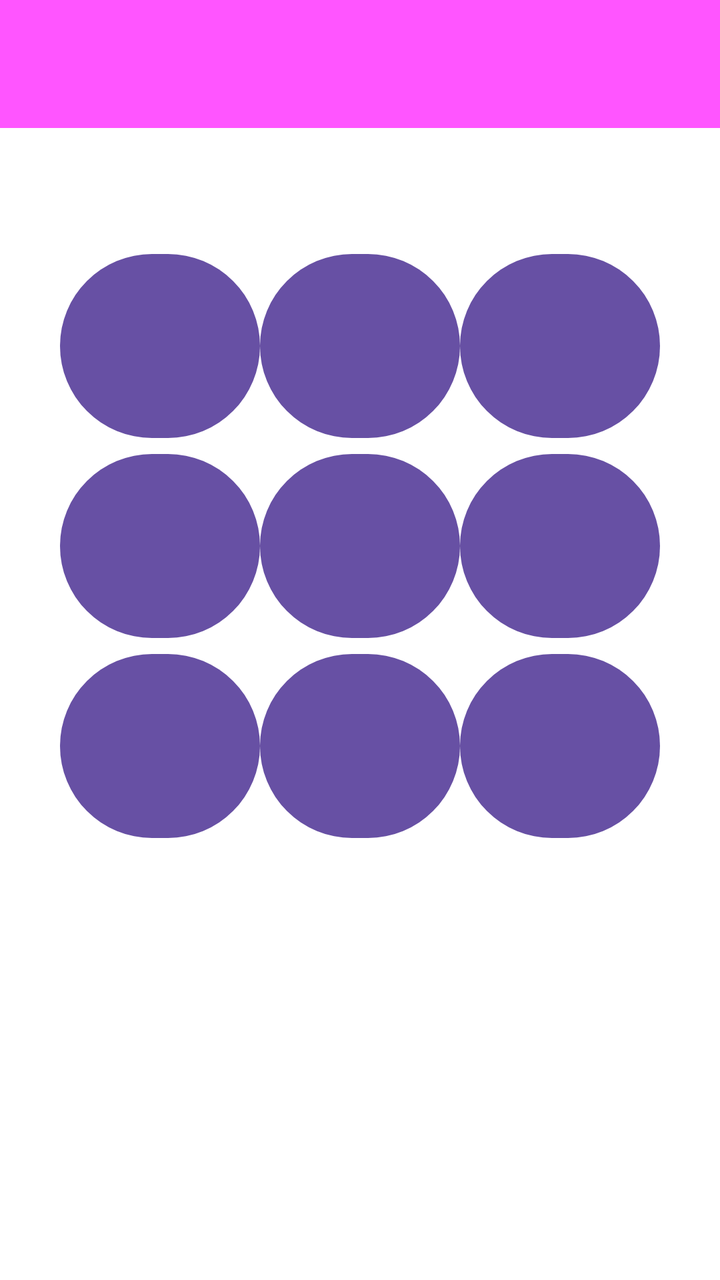
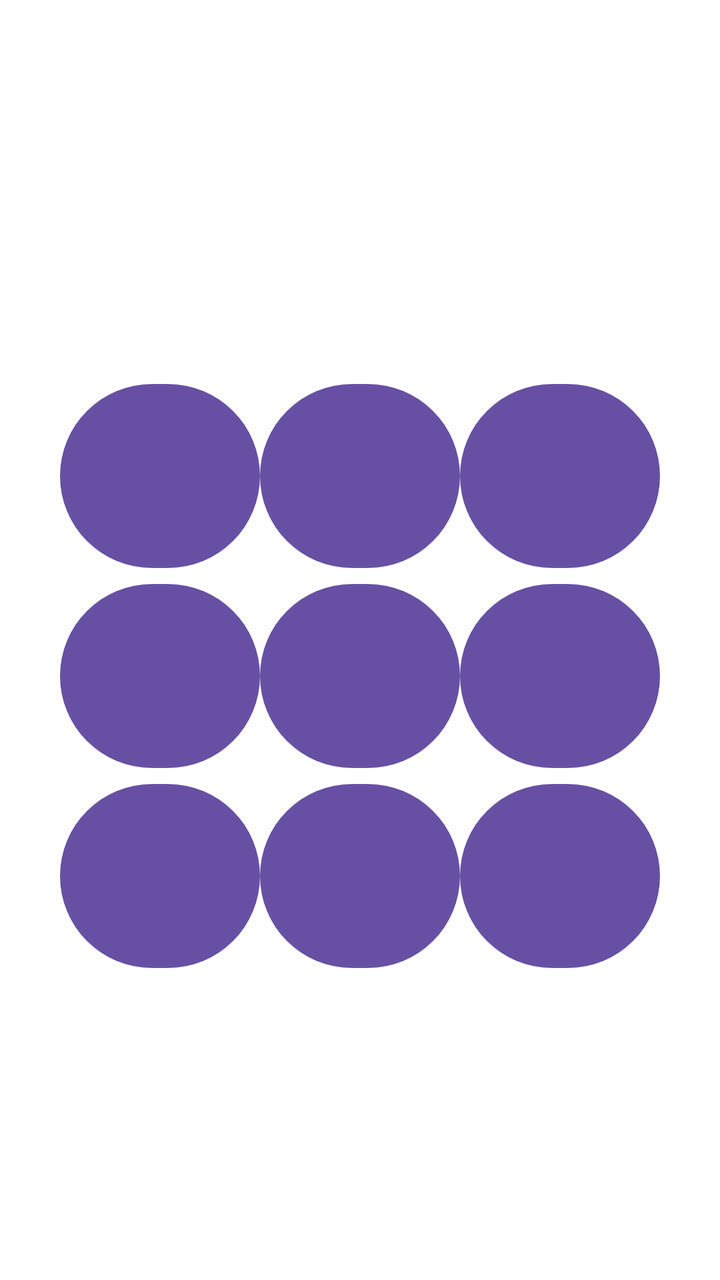

Two renders of the same Android screen: before a commit and after it. Below are the layout's source before the change and the commit's diff.
<!-- AndroidManifest.xml: application theme Theme.TicTacToe -->
<!-- res/layout/activity_game.xml -->
<?xml version="1.0" encoding="utf-8"?>
<LinearLayout xmlns:android="http://schemas.android.com/apk/res/android"
    android:id="@+id/game_root"
    android:fitsSystemWindows="true"
    android:layout_width="match_parent"
    android:layout_height="match_parent"
    android:background="@color/white"
    android:orientation="vertical">

    <androidx.appcompat.widget.Toolbar
        android:id="@+id/game_toolbar"
        android:layout_width="match_parent"
        android:layout_height="wrap_content"
        android:background="@color/purple"
        android:theme="@style/ThemeOverlay.AppCompat.Dark.ActionBar" />


    <TextView
        android:id="@+id/status_text"
        android:layout_width="match_parent"
        android:layout_height="wrap_content"
        android:gravity="center"
        android:padding="16dp"
        android:textSize="20sp" />

    <TableLayout
        android:id="@+id/board"
        android:layout_width="wrap_content"
        android:layout_height="wrap_content"
        android:layout_gravity="center_horizontal">
        <TableRow>
            <Button
                android:layout_width="100dp"
                android:layout_height="100dp"
                android:textSize="32sp" />
            <Button
                android:layout_width="100dp"
                android:layout_height="100dp"
                android:textSize="32sp" />
            <Button
                android:layout_width="100dp"
                android:layout_height="100dp"
                android:textSize="32sp" />
        </TableRow>
        <TableRow>
            <Button
                android:layout_width="100dp"
                android:layout_height="100dp"
                android:textSize="32sp" />
            <Button
                android:layout_width="100dp"
                android:layout_height="100dp"
                android:textSize="32sp" />
            <Button
                android:layout_width="100dp"
                android:layout_height="100dp"
                android:textSize="32sp" />
        </TableRow>
        <TableRow>
            <Button
                android:layout_width="100dp"
                android:layout_height="100dp"
                android:textSize="32sp" />
            <Button
                android:layout_width="100dp"
                android:layout_height="100dp"
                android:textSize="32sp" />
            <Button
                android:layout_width="100dp"
                android:layout_height="100dp"
                android:textSize="32sp" />
        </TableRow>
    </TableLayout>

    <Button
        android:id="@+id/new_game_button"
        android:layout_width="wrap_content"
        android:layout_height="wrap_content"
        android:layout_gravity="center_horizontal"
        android:layout_marginTop="24dp"
        android:text="@string/start_button"
        android:visibility="gone" />
</LinearLayout>
<!-- resources referenced by this layout -->
<resources>
  <color name="purple">#FF55FF</color>
  <color name="white">#FFFFFFFF</color>
  <string name="start_button">Start game</string>
  <style name="Theme.TicTacToe" parent="Base.Theme.TicTacToe" />
  <style name="Base.Theme.TicTacToe" parent="Theme.Material3.DayNight.NoActionBar">
          
          
      </style>
</resources>

<!-- the commit's change to res/layout/activity_game.xml (unified diff, before → after) -->
@@ -1,33 +1,40 @@
 <?xml version="1.0" encoding="utf-8"?>
-<LinearLayout xmlns:android="http://schemas.android.com/apk/res/android"
+<androidx.constraintlayout.widget.ConstraintLayout xmlns:android="http://schemas.android.com/apk/res/android"
+    xmlns:app="http://schemas.android.com/apk/res-auto"
     android:id="@+id/game_root"
-    android:fitsSystemWindows="true"
     android:layout_width="match_parent"
     android:layout_height="match_parent"
     android:background="@color/white"
-    android:orientation="vertical">
+    android:fitsSystemWindows="true">
 
     <androidx.appcompat.widget.Toolbar
         android:id="@+id/game_toolbar"
         android:layout_width="match_parent"
         android:layout_height="wrap_content"
-        android:background="@color/purple"
-        android:theme="@style/ThemeOverlay.AppCompat.Dark.ActionBar" />
-
+        app:layout_constraintEnd_toEndOf="parent"
+        app:layout_constraintStart_toStartOf="parent"
+        app:layout_constraintTop_toTopOf="parent" />
 
     <TextView
         android:id="@+id/status_text"
-        android:layout_width="match_parent"
+        android:layout_width="0dp"
         android:layout_height="wrap_content"
         android:gravity="center"
         android:padding="16dp"
-        android:textSize="20sp" />
+        android:textSize="20sp"
+        app:layout_constraintEnd_toEndOf="parent"
+        app:layout_constraintStart_toStartOf="parent"
+        app:layout_constraintTop_toBottomOf="@id/game_toolbar" />
 
     <TableLayout
         android:id="@+id/board"
         android:layout_width="wrap_content"
         android:layout_height="wrap_content"
-        android:layout_gravity="center_horizontal">
+        app:layout_constraintBottom_toBottomOf="parent"
+        app:layout_constraintEnd_toEndOf="parent"
+        app:layout_constraintStart_toStartOf="parent"
+        app:layout_constraintTop_toBottomOf="@id/status_text"
+        app:layout_constraintVertical_bias="0.3">
         <TableRow>
             <Button
                 android:layout_width="100dp"
@@ -76,8 +83,11 @@
         android:id="@+id/new_game_button"
         android:layout_width="wrap_content"
         android:layout_height="wrap_content"
-        android:layout_gravity="center_horizontal"
         android:layout_marginTop="24dp"
         android:text="@string/start_button"
-        android:visibility="gone" />
-</LinearLayout>
+        android:visibility="gone"
+        app:layout_constraintEnd_toEndOf="parent"
+        app:layout_constraintStart_toStartOf="parent"
+        app:layout_constraintTop_toBottomOf="@id/board" />
+
+</androidx.constraintlayout.widget.ConstraintLayout>
<!-- resource entries referenced after the edit -->
@@ -1,6 +1,5 @@
 <!-- resources referenced by this layout -->
 <resources>
-  <color name="purple">#FF55FF</color>
   <color name="white">#FFFFFFFF</color>
   <string name="start_button">Start game</string>
   <style name="Theme.TicTacToe" parent="Base.Theme.TicTacToe" />
